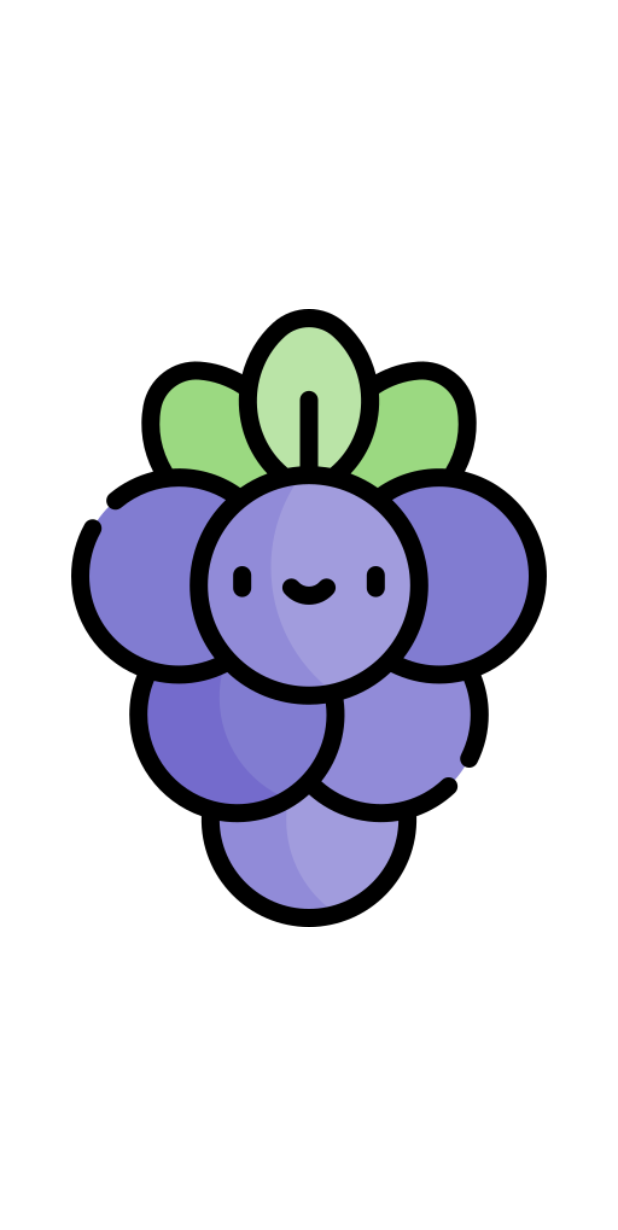
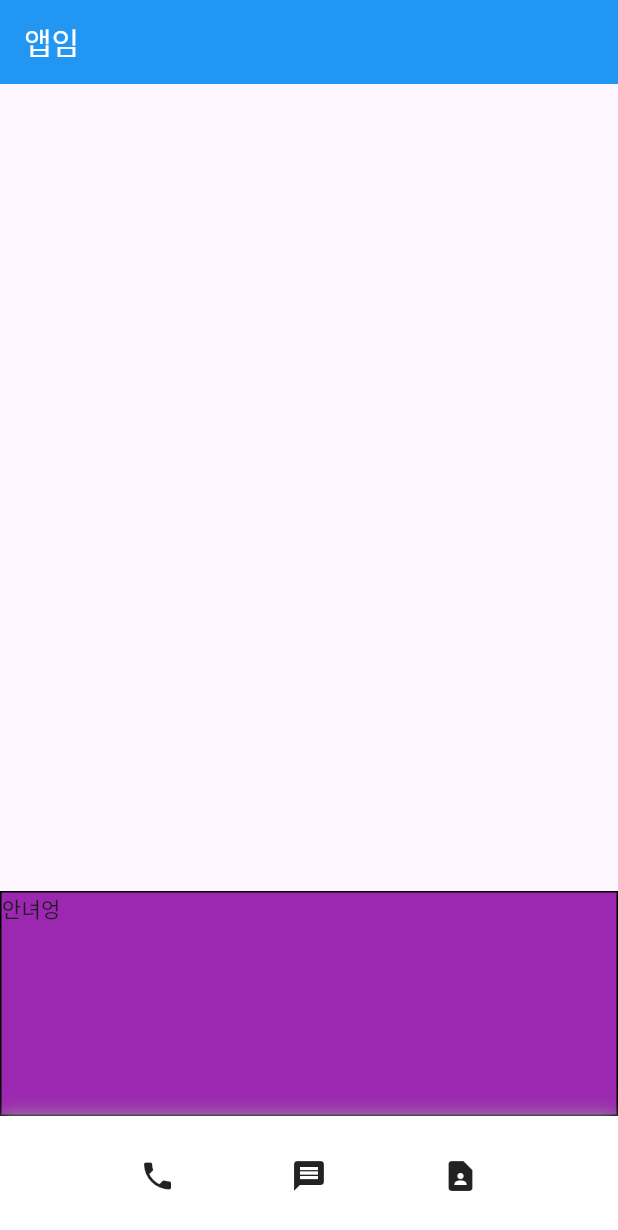
Before and after one commit to wiseah/flutter_study, a Flutter app: the screen it shows after launch, on a phone screen of 412 x 824 dp. Shown: the top 1230 px of the screen. Run offline on Flutter 3.47's test engine with Material 3 defaults, Android fonts, the phone set to English and light mode, and no system bars.

Commit message:
Sacfold 활용해서 연습하기

```diff
--- a/lib/main.dart
+++ b/lib/main.dart
@@ -11,7 +11,54 @@ class MyApp extends StatelessWidget {
   @override
   Widget build(BuildContext context) {
     return MaterialApp(
-      home: Image.asset('assets/grape.png')
-    );
+      home: Scaffold(
+        appBar: AppBar(
+          title: Text('앱임'),
+          centerTitle: false,
+          titleTextStyle: TextStyle(
+            fontSize: 20, color: Colors.white
+          ),
+          backgroundColor: Colors.blue,
+        ), //상단에 들어갈 위젯
+        body: Align(
+          alignment: Alignment.bottomCenter,
+          child: Container(
+            width: double.infinity, height: 150,
+            // margin: EdgeInsets.fromLTRB(20, 20, 0, 0),
+            // padding: EdgeInsets.all(10),
+            decoration: BoxDecoration(
+                color: Colors.purple,
+                border: Border.all(color: Colors.black)
+
+            ),
+            child: Text('안녀엉'),
+          ),
+        ), //중단에 들어갈 위젯
+
+        bottomNavigationBar: Container(
+          decoration: BoxDecoration(
+            boxShadow: const <BoxShadow>[
+              BoxShadow(
+                color: Colors.grey,
+                blurRadius: 10,
+              )
+            ]
+          ),
+
+        child: BottomAppBar(
+          color: Colors.white,
+          child: Row(
+              mainAxisAlignment: MainAxisAlignment.spaceEvenly,
+              crossAxisAlignment: CrossAxisAlignment.center,
+              children: const[
+                Icon(Icons.phone),
+                Icon(Icons.message),
+                Icon(Icons.contact_page),
+              ],
+            ),
+          ),
+        ),
+        ),
+      );
   }
 }
```
